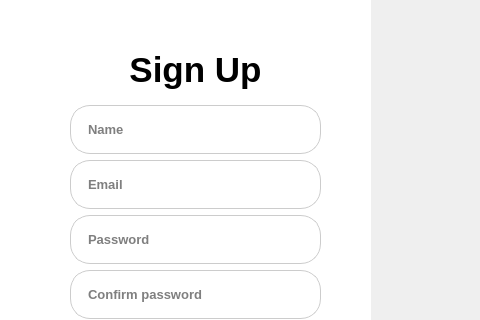
The window that ui/Sign_Up.ui (xuanducdepzai/python-app) describes before a commit, drawn with Qt 5; both pictures show x 0 to 480 and y 0 to 320 of the 728 by 441 pixel window.
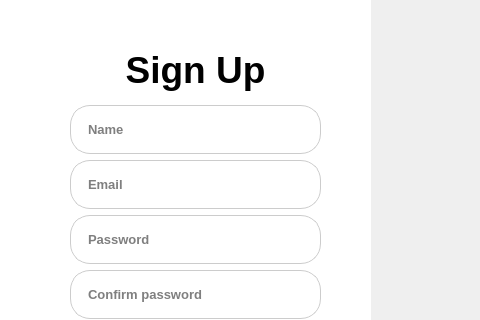
The same window after the commit. Icons and pictures are not drawn.

Patch:
```diff
--- a/ui/Sign_Up.ui
+++ b/ui/Sign_Up.ui
@@ -360,7 +360,7 @@
        <property name="font">
         <font>
          <family>Segoe UI</family>
-         <pointsize>26</pointsize>
+         <pointsize>28</pointsize>
          <bold>true</bold>
         </font>
        </property>
```
